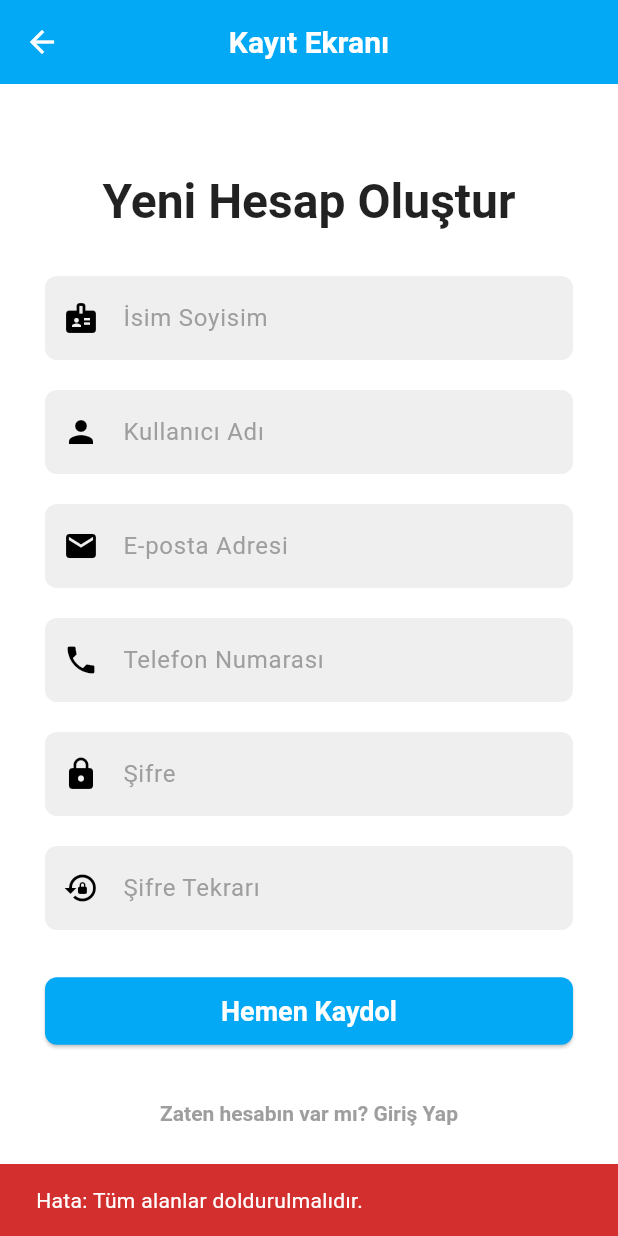
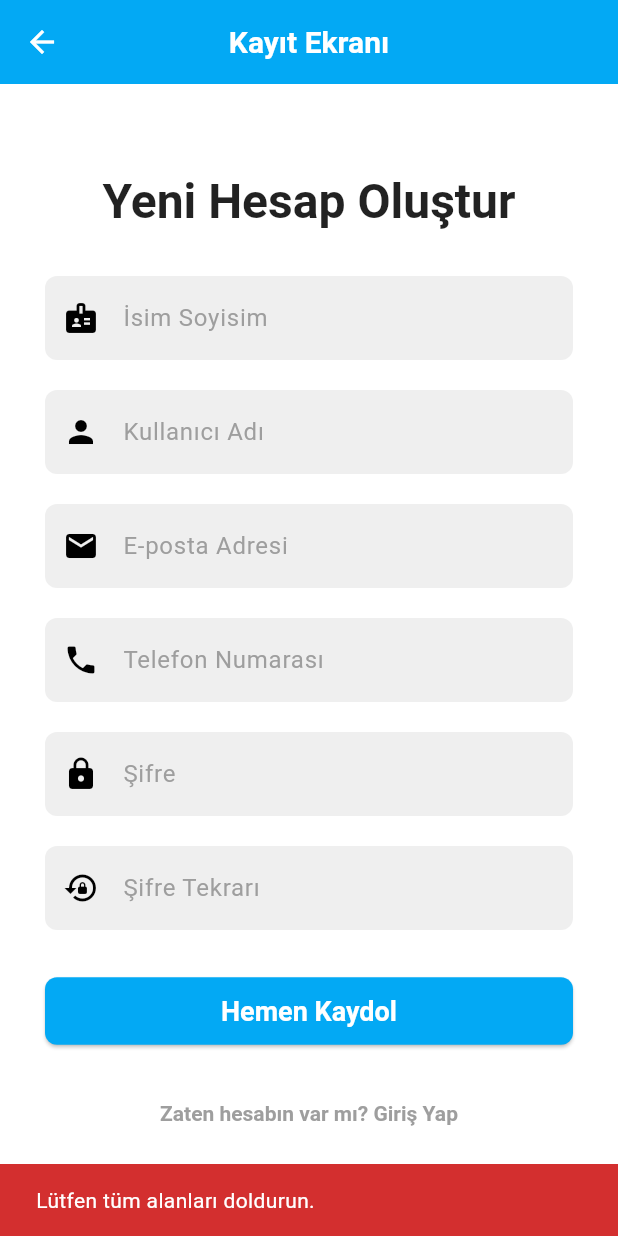
Before and after one commit to berta-ff/proje, a Flutter app: the KayitEkrani screen opened by its route, after a tap on "Hemen Kaydol", on a phone screen of 412 x 824 dp. Run offline on Flutter 3.47's test engine with Material 3 defaults, Android fonts, the phone set to English and light mode, and no system bars; our stand-ins replace firebase_auth, firebase_core, shared_preferences; accounts and stored records are empty.

Commit message:
feat: Firebase şifre sıfırlama entegrasyonu ve giriş yönlendirme fixi

```diff
--- a/lib/kayit_ekrani.dart
+++ b/lib/kayit_ekrani.dart
@@ -3,6 +3,7 @@ import 'package:flutter/material.dart';
 // DÜZELTİLMİŞ YOLLAR
 import 'models/user.dart';
 import 'services/local_auth_service.dart';
+import 'package:firebase_auth/firebase_auth.dart' as fba;
 
 // main.dart'tan alınan sabitler
 const Color hintColor = Colors.grey;
@@ -52,55 +53,60 @@ class _KayitEkraniState extends State<KayitEkrani> {
   }
 
   void _handleRegistration() async {
-    final String isimSoyisim = _isimSoyisimController.text.trim();
-    final String kullaniciAdi = _kullaniciAdiController.text.trim();
     final String email = _emailController.text.trim();
-    final String telefon = _telefonController.text.trim();
     final String password = _passwordController.text;
     final String confirmPassword = _confirmPasswordController.text;
 
-    // Basit doğrulama kontrolleri
-    if (isimSoyisim.isEmpty || kullaniciAdi.isEmpty || email.isEmpty || telefon.isEmpty || password.isEmpty || confirmPassword.isEmpty) {
-      _gosterSnackBar('Hata: Tüm alanlar doldurulmalıdır.', isError: true);
+    // Önceki yerel validasyon kontrollerinizi koruyun
+    if (email.isEmpty || password.isEmpty || confirmPassword.isEmpty) {
+      _gosterSnackBar('Lütfen tüm alanları doldurun.', isError: true);
+      return;
+    }
+    if (password != confirmPassword) {
+      _gosterSnackBar('Şifreler uyuşmuyor.', isError: true);
       return;
     }
 
-    if (!email.contains('@')) {
-      _gosterSnackBar('Hata: Lütfen geçerli bir e-posta adresi girin.', isError: true);
-      return;
-    }
-
-    if (password.length < 6) {
-      _gosterSnackBar('Hata: Şifre en az 6 karakter olmalıdır.', isError: true);
-      return;
-    }
-
-    if (password != confirmPassword) {
-      _gosterSnackBar('Hata: Şifreler uyuşmuyor.', isError: true);
-      return;
-    }
-
-    // Yeni kullanıcı nesnesi oluştur
-    final newUser = User(
-      isimSoyisim: isimSoyisim,
-      kullaniciAdi: kullaniciAdi,
-      email: email,
-      telefon: telefon,
-      sifre: password,
-      favoritePlaceIds: [], // Yeni kullanıcı için boş favori listesi
+    // Basit bir loading göstergesi ekleyelim
+    showDialog(
+      context: context,
+      builder: (context) => const Center(child: CircularProgressIndicator()),
+      barrierDismissible: false,
     );
 
-    // Servis ile kaydı dene
-    final bool success = await _authService.registerUser(newUser);
+    try {
+      // 🔥 Firebase'e KAYIT İŞLEMİ 🔥
+      await fba.FirebaseAuth.instance.createUserWithEmailAndPassword(
+        email: email,
+        password: password,
+      );
 
-    if (!mounted) return; // widget hala ağaçta mı kontrol et
+      // Başarı durumunda
+      Navigator.pop(context); // Loading ekranını kapat
+      _gosterSnackBar('Kayıt Başarılı! Otomatik olarak giriş yapıldı.', isError: false);
 
-    if (success) {
-      _gosterSnackBar('Kayıt başarılı! Lütfen giriş yapın.', isError: false);
-      // Kayıt başarılıysa giriş ekranına geri dön
+      // Oturum açma, main.dart'taki StreamBuilder tarafından otomatik olarak algılanacak
+      // ve sizi Ana Ekrana yönlendirecektir.
+
+    } on fba.FirebaseAuthException catch (e) {
+      // Hata durumunda
+      Navigator.pop(context); // Loading ekranını kapat
+      String hataMesaji = 'Kayıt başarısız oldu.';
+
+      if (e.code == 'weak-password') {
+        hataMesaji = 'Şifre çok zayıf. Lütfen daha güçlü bir şifre kullanın.';
+      } else if (e.code == 'email-already-in-use') {
+        hataMesaji = 'Bu e-posta adresi zaten kayıtlı.';
+      } else if (e.code == 'invalid-email') {
+        hataMesaji = 'Geçersiz e-posta adresi formatı.';
+      } else {
+        hataMesaji = 'Bilinmeyen Hata: ${e.message}';
+      }
+
+      _gosterSnackBar(hataMesaji, isError: true);
+    } catch (e) {
       Navigator.pop(context);
-    } else {
-      _gosterSnackBar('Hata: Bu e-posta adresi zaten kayıtlı.', isError: true);
+      _gosterSnackBar('Beklenmedik bir hata oluştu: $e', isError: true);
     }
   }
 
--- a/pubspec.yaml
+++ b/pubspec.yaml
@@ -11,6 +11,8 @@ dependencies:
   flutter:
     sdk: flutter
   shared_preferences: ^2.2.2  # En son sürümü kontrol edip kullanın
+  firebase_core: ^2.27.0
+  firebase_auth: ^4.17.8
 
   cupertino_icons: ^1.0.8
 
```
Also changed, not shown: lib/giris_ekrani.dart (+50 -17 lines), lib/main.dart (+52 -3 lines), lib/sifre_sifirlama_ekrani.dart (+57 -11 lines), firebase.json (added), lib/firebase_options.dart (added), pubspec.lock, 8 other files.
